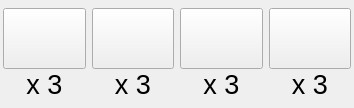
Old version of the form Agricola_Front/Basic/worker_board.ui in the repository kimmoney/Agricola.
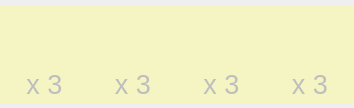
New version of the form. Icons and pictures are not drawn.

What changed in the file:
```diff
--- a/Agricola_Front/Basic/worker_board.ui
+++ b/Agricola_Front/Basic/worker_board.ui
@@ -30,13 +30,21 @@
     <number>5</number>
    </property>
    <item>
-    <widget class="QWidget" name="widget_5" native="true">
+    <widget class="QWidget" name="widget_0" native="true">
+     <property name="enabled">
+      <bool>false</bool>
+     </property>
      <property name="sizePolicy">
       <sizepolicy hsizetype="Minimum" vsizetype="Minimum">
        <horstretch>0</horstretch>
        <verstretch>0</verstretch>
       </sizepolicy>
      </property>
+     <property name="styleSheet">
+      <string notr="true">#widget_0{background-color : none;}
+#widget_0:disabled{background-color : rgba(255, 255, 127, 100);}
+</string>
+     </property>
      <layout class="QVBoxLayout" name="verticalLayout_5" stretch="2,1">
       <property name="spacing">
        <number>0</number>
@@ -54,7 +62,10 @@
        <number>3</number>
       </property>
       <item>
-       <widget class="QPushButton" name="btn_p0">
+       <widget class="QLabel" name="btn_p0">
+        <property name="enabled">
+         <bool>false</bool>
+        </property>
         <property name="sizePolicy">
          <sizepolicy hsizetype="Minimum" vsizetype="Minimum">
           <horstretch>0</horstretch>
@@ -71,6 +82,9 @@
       </item>
       <item>
        <widget class="QLabel" name="label_5">
+        <property name="enabled">
+         <bool>false</bool>
+        </property>
         <property name="sizePolicy">
          <sizepolicy hsizetype="Minimum" vsizetype="Minimum">
           <horstretch>0</horstretch>
@@ -94,13 +108,21 @@
     </widget>
    </item>
    <item>
-    <widget class="QWidget" name="widget_2" native="true">
+    <widget class="QWidget" name="widget_1" native="true">
+     <property name="enabled">
+      <bool>false</bool>
+     </property>
      <property name="sizePolicy">
       <sizepolicy hsizetype="Minimum" vsizetype="Minimum">
        <horstretch>0</horstretch>
        <verstretch>0</verstretch>
       </sizepolicy>
      </property>
+     <property name="styleSheet">
+      <string notr="true">#widget_1{background-color : none;}
+#widget_1:disabled{background-color : rgba(255, 255, 127, 100);}
+</string>
+     </property>
      <layout class="QVBoxLayout" name="verticalLayout_2" stretch="2,1">
       <property name="spacing">
        <number>0</number>
@@ -118,7 +140,10 @@
        <number>3</number>
       </property>
       <item>
-       <widget class="QPushButton" name="btn_p1">
+       <widget class="QLabel" name="btn_p1">
+        <property name="enabled">
+         <bool>false</bool>
+        </property>
         <property name="sizePolicy">
          <sizepolicy hsizetype="Minimum" vsizetype="Minimum">
           <horstretch>0</horstretch>
@@ -135,6 +160,9 @@
       </item>
       <item>
        <widget class="QLabel" name="label_2">
+        <property name="enabled">
+         <bool>false</bool>
+        </property>
         <property name="sizePolicy">
          <sizepolicy hsizetype="Minimum" vsizetype="Minimum">
           <horstretch>0</horstretch>
@@ -158,13 +186,21 @@
     </widget>
    </item>
    <item>
-    <widget class="QWidget" name="widget_3" native="true">
+    <widget class="QWidget" name="widget_2" native="true">
+     <property name="enabled">
+      <bool>false</bool>
+     </property>
      <property name="sizePolicy">
       <sizepolicy hsizetype="Minimum" vsizetype="Minimum">
        <horstretch>0</horstretch>
        <verstretch>0</verstretch>
       </sizepolicy>
      </property>
+     <property name="styleSheet">
+      <string notr="true">#widget_2{background-color : none;}
+#widget_2:disabled{background-color : rgba(255, 255, 127, 100);}
+</string>
+     </property>
      <layout class="QVBoxLayout" name="verticalLayout_3" stretch="2,1">
       <property name="spacing">
        <number>0</number>
@@ -182,7 +218,10 @@
        <number>3</number>
       </property>
       <item>
-       <widget class="QPushButton" name="btn_p2">
+       <widget class="QLabel" name="btn_p2">
+        <property name="enabled">
+         <bool>false</bool>
+        </property>
         <property name="sizePolicy">
          <sizepolicy hsizetype="Minimum" vsizetype="Minimum">
           <horstretch>0</horstretch>
@@ -199,6 +238,9 @@
       </item>
       <item>
        <widget class="QLabel" name="label_3">
+        <property name="enabled">
+         <bool>false</bool>
+        </property>
         <property name="sizePolicy">
          <sizepolicy hsizetype="Minimum" vsizetype="Minimum">
           <horstretch>0</horstretch>
@@ -222,13 +264,21 @@
     </widget>
    </item>
    <item>
-    <widget class="QWidget" name="widget_4" native="true">
+    <widget class="QWidget" name="widget_3" native="true">
+     <property name="enabled">
+      <bool>false</bool>
+     </property>
      <property name="sizePolicy">
       <sizepolicy hsizetype="Minimum" vsizetype="Minimum">
        <horstretch>0</horstretch>
        <verstretch>0</verstretch>
       </sizepolicy>
      </property>
+     <property name="styleSheet">
+      <string notr="true">#widget_3{background-color : none;}
+#widget_3:disabled{background-color : rgba(255, 255, 127, 100);}
+</string>
+     </property>
      <layout class="QVBoxLayout" name="verticalLayout_4" stretch="2,1">
       <property name="spacing">
        <number>0</number>
@@ -246,7 +296,10 @@
        <number>3</number>
       </property>
       <item>
-       <widget class="QPushButton" name="btn_p3">
+       <widget class="QLabel" name="btn_p3">
+        <property name="enabled">
+         <bool>false</bool>
+        </property>
         <property name="sizePolicy">
          <sizepolicy hsizetype="Minimum" vsizetype="Minimum">
           <horstretch>0</horstretch>
@@ -263,6 +316,9 @@
       </item>
       <item>
        <widget class="QLabel" name="label_4">
+        <property name="enabled">
+         <bool>false</bool>
+        </property>
         <property name="sizePolicy">
          <sizepolicy hsizetype="Minimum" vsizetype="Minimum">
           <horstretch>0</horstretch>
```
Left out of the diff: 3 changed lines with no effect on the pictures.
